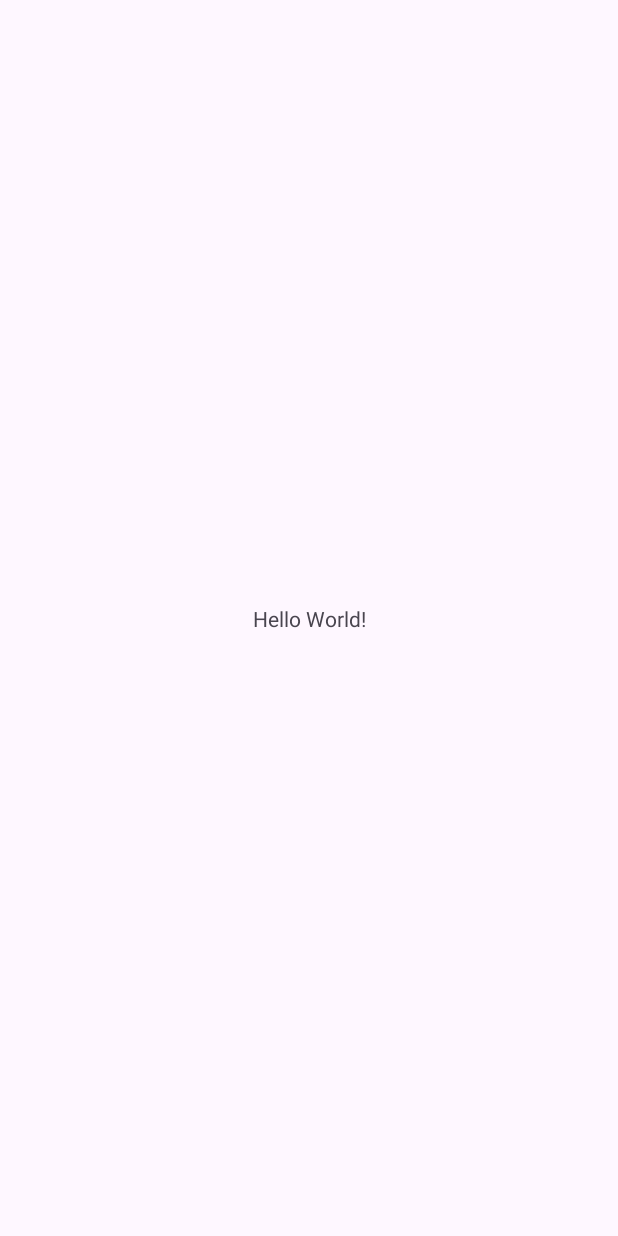
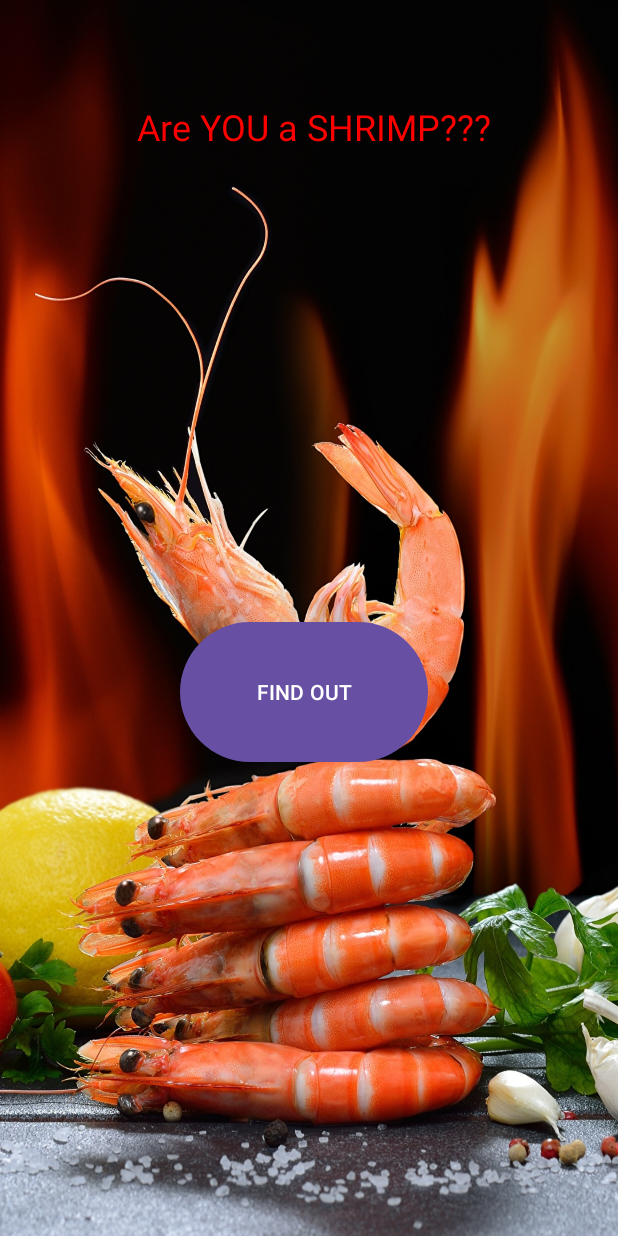
Before and after one commit to fl-3650/ShrimpDetector, an Android app: the screen it shows after launch (MainActivity), on a phone screen of 412 x 824 dp. Before the commit the screen is almost empty. Run offline under Robolectric (Android 15) with nearby library versions, the phone set to English and light mode, and no system bars.

Commit message:
finished main activity

```diff
--- a/app/src/main/res/layout/activity_main.xml
+++ b/app/src/main/res/layout/activity_main.xml
@@ -5,15 +5,33 @@
     android:id="@+id/main"
     android:layout_width="match_parent"
     android:layout_height="match_parent"
+    android:background="@drawable/shrimp"
     tools:context=".MainActivity">
 
+    <Button
+        android:id="@+id/button"
+        android:layout_width="165dp"
+        android:layout_height="101dp"
+        android:layout_marginStart="120dp"
+        android:layout_marginBottom="312dp"
+        android:gravity="center_vertical"
+        android:text="FIND OUT"
+        android:textAlignment="center"
+        android:textColorLink="#F44336"
+        app:layout_constraintBottom_toBottomOf="parent"
+        app:layout_constraintStart_toStartOf="parent"
+        android:theme="@style/Button.Orange"/>
+
     <TextView
+        android:id="@+id/textView"
         android:layout_width="wrap_content"
         android:layout_height="wrap_content"
-        android:text="Hello World!"
-        app:layout_constraintBottom_toBottomOf="parent"
+        android:layout_marginTop="68dp"
+        android:layout_marginEnd="84dp"
+        android:text="Are YOU a SHRIMP???"
+        android:textColor="#FF0000"
+        android:textSize="24sp"
         app:layout_constraintEnd_toEndOf="parent"
-        app:layout_constraintStart_toStartOf="parent"
         app:layout_constraintTop_toTopOf="parent" />
 
 </androidx.constraintlayout.widget.ConstraintLayout>
--- a/app/src/main/res/values/colors.xml
+++ b/app/src/main/res/values/colors.xml
@@ -2,4 +2,7 @@
 <resources>
     <color name="black">#FF000000</color>
     <color name="white">#FFFFFFFF</color>
+    <style name="Button.Orange" parent="ThemeOverlay.AppCompat">
+        <item name="colorAccent">@android:color/holo_orange_dark</item>
+    </style>
 </resources>
```
Also changed, not shown: app/build.gradle.kts (+23 -2 lines), app/src/main/res/drawable/shrimp.jpg (added), build.gradle.kts (line endings or trailing spaces).
